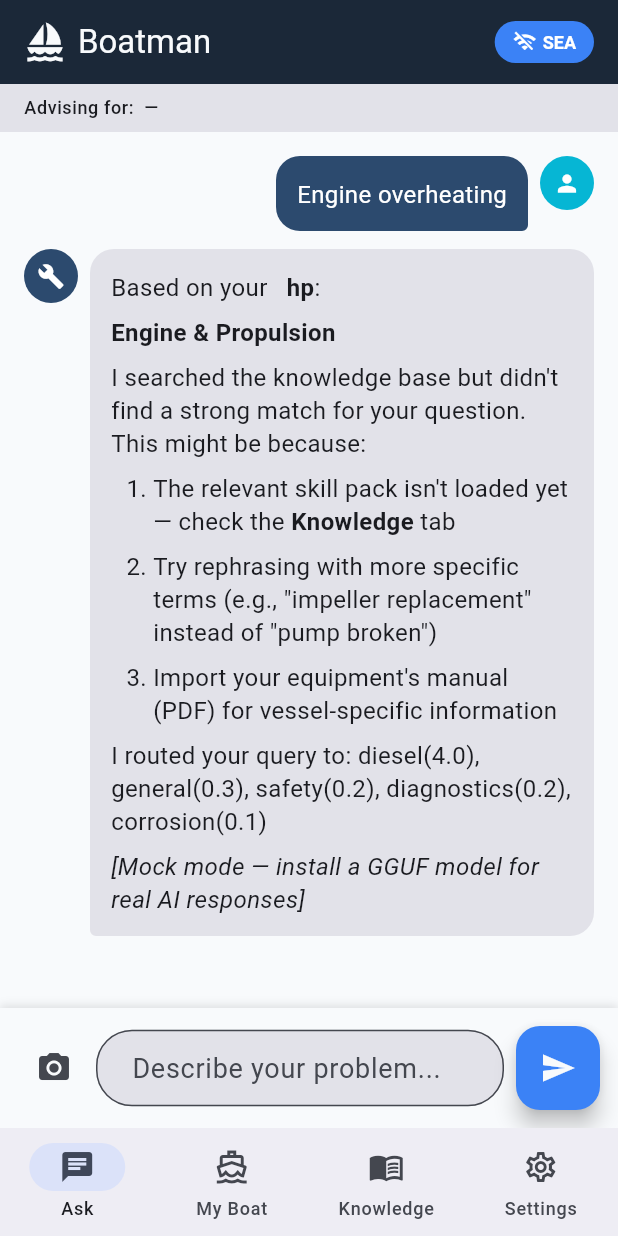
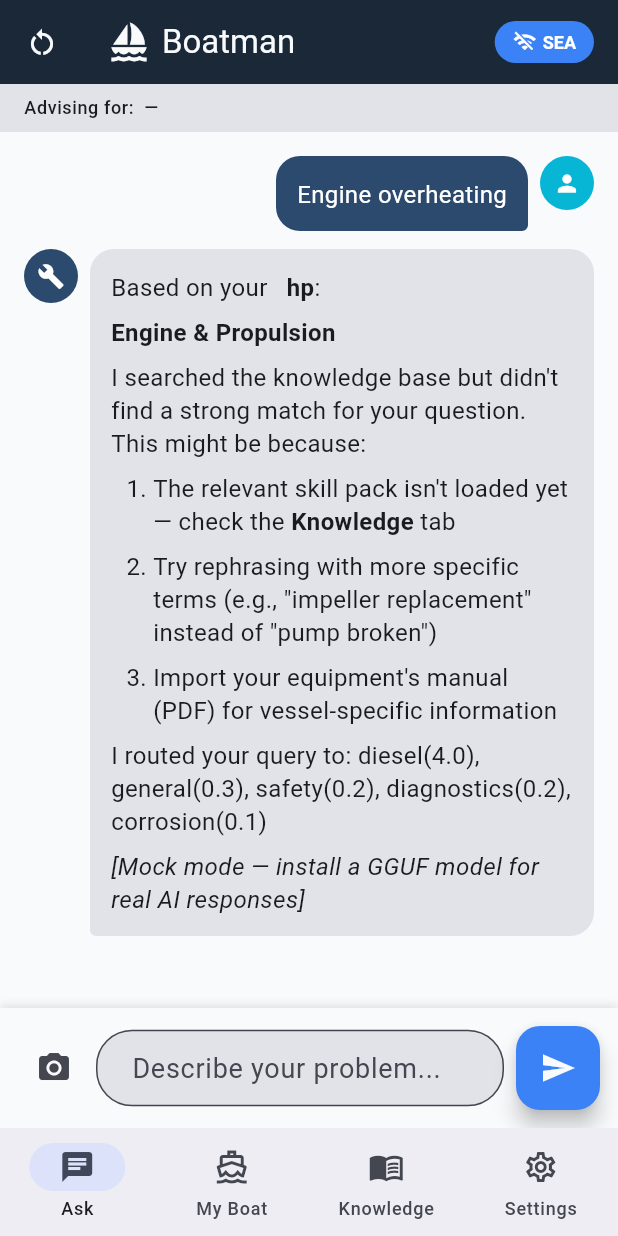
Before and after one commit to Nikolaj-Storm/boatman, a Flutter app: the HomeScreen screen opened directly, after a tap on "Engine overheating", after a tap on "SHORE", on a phone screen of 412 x 824 dp. Run offline on Flutter 3.47's test engine with Material 3 defaults, Android fonts, the phone set to English and light mode, and no system bars; drawn by our look-alikes of flutter_markdown; our stand-ins replace file_picker, image_picker, sqflite; accounts and stored records are empty.

Commit message:
Add clickable knowledge references, chunk context viewer, restart button
Clickable References in Chat:
- AI responses now include [REF:sourceId:chunkIndex:label] links
  instead of "continued in knowledge base" placeholder text
- Chat screen parses REF links into tappable styled buttons
- Each reference shows source icon + label in a highlighted chip
- Tapping opens the ChunkContextScreen for that section
- Additional references listed at bottom for related sections

Chunk Context Screen (chunk_context_screen.dart):
- Opens a manual/skill pack showing ALL sections in reading order
- The referenced chunk is highlighted with a "REFERENCED" badge,
  primary color border, and elevated card
- Auto-scrolls to the focused chunk on open
- Adjacent chunks shown above/below for full manual context
- User can scroll through the entire source document in order
- Tags displayed per section for context

Restart Button:
- Restart icon (top-left of app bar) resets to onboarding
- Confirmation dialog explains what happens
- Preserves data (manuals, skill packs) but re-enters boat setup
- AppState.resetOnboarding() method added

AI Response Improvements:
- Full chunk content shown (no truncation)
- Source attribution line per section
- Related sections listed with clickable references

https://claude.ai/code/session_01LV8RBtTZ5XZvSAMYuhdspt

```diff
--- a/lib/screens/chat_screen.dart
+++ b/lib/screens/chat_screen.dart
@@ -8,6 +8,7 @@ import 'package:boatman/models/chat_message.dart';
 import 'package:boatman/services/ai_service.dart';
 import 'package:boatman/services/database_service.dart';
 import 'package:boatman/services/photo_service.dart';
+import 'package:boatman/screens/chunk_context_screen.dart';
 
 class ChatScreen extends StatefulWidget {
   const ChatScreen({super.key});
@@ -412,6 +413,113 @@ class _ChatScreenState extends State<ChatScreen> {
     );
   }
 
+  /// Build assistant message content, parsing [REF:sourceId:chunkIndex:label] into tappable links
+  Widget _buildAssistantContent(String content) {
+    // Split content by REF links
+    final refPattern = RegExp(r'\[REF:([^:]+):(\d+):([^\]]+)\]');
+    final parts = <Widget>[];
+    int lastEnd = 0;
+
+    for (final match in refPattern.allMatches(content)) {
+      // Add markdown content before this link
+      if (match.start > lastEnd) {
+        final textBefore = content.substring(lastEnd, match.start);
+        if (textBefore.trim().isNotEmpty) {
+          parts.add(MarkdownBody(
+            data: textBefore,
+            styleSheet: MarkdownStyleSheet(
+              p: Theme.of(context).textTheme.bodyMedium,
+            ),
+          ));
+        }
+      }
+
+      // Add the tappable reference link
+      final sourceId = match.group(1)!;
+      final chunkIndex = int.parse(match.group(2)!);
+      final label = match.group(3)!;
+
+      parts.add(
+        Padding(
+          padding: const EdgeInsets.symmetric(vertical: 4),
+          child: InkWell(
+            onTap: () => _openChunkContext(sourceId, chunkIndex),
+            borderRadius: BorderRadius.circular(8),
+            child: Container(
+              padding: const EdgeInsets.symmetric(horizontal: 12, vertical: 8),
+              decoration: BoxDecoration(
+                color: Theme.of(context).colorScheme.primaryContainer.withValues(alpha: 0.4),
+                borderRadius: BorderRadius.circular(8),
+                border: Border.all(
+                  color: Theme.of(context).colorScheme.primary.withValues(alpha: 0.3),
+                ),
+              ),
+              child: Row(
+                mainAxisSize: MainAxisSize.min,
+                children: [
+                  Icon(Icons.menu_book, size: 16,
+                      color: Theme.of(context).colorScheme.primary),
+                  const SizedBox(width: 8),
+                  Flexible(
+                    child: Text(
+                      label,
+                      style: TextStyle(
+                        color: Theme.of(context).colorScheme.primary,
+                        fontWeight: FontWeight.w600,
+                        fontSize: 13,
+                      ),
+                    ),
+                  ),
+                ],
+              ),
+            ),
+          ),
+        ),
+      );
+
+      lastEnd = match.end;
+    }
+
+    // Add remaining content after the last link
+    if (lastEnd < content.length) {
+      final remaining = content.substring(lastEnd);
+      if (remaining.trim().isNotEmpty) {
+        parts.add(MarkdownBody(
+          data: remaining,
+          styleSheet: MarkdownStyleSheet(
+            p: Theme.of(context).textTheme.bodyMedium,
+          ),
+        ));
+      }
+    }
+
+    // If no REF links found, just render as markdown
+    if (parts.isEmpty) {
+      return MarkdownBody(
+        data: content,
+        styleSheet: MarkdownStyleSheet(
+          p: Theme.of(context).textTheme.bodyMedium,
+        ),
+      );
+    }
+
+    return Column(
+      crossAxisAlignment: CrossAxisAlignment.start,
+      children: parts,
+    );
+  }
+
+  void _openChunkContext(String sourceId, int chunkIndex) {
+    Navigator.of(context).push(
+      MaterialPageRoute(
+        builder: (_) => ChunkContextScreen(
+          sourceId: sourceId,
+          focusChunkIndex: chunkIndex,
+        ),
+      ),
+    );
+  }
+
   Widget _buildSuggestionChip(String text, IconData icon) {
     return ActionChip(
       avatar: Icon(icon, size: 16),
@@ -487,12 +595,7 @@ class _ChatScreenState extends State<ChatScreen> {
                       style: const TextStyle(color: Colors.white, fontSize: 16),
                     )
                   else ...[
-                    MarkdownBody(
-                      data: message.content,
-                      styleSheet: MarkdownStyleSheet(
-                        p: Theme.of(context).textTheme.bodyMedium,
-                      ),
-                    ),
+                    _buildAssistantContent(message.content),
                     if (isStreaming)
                       Padding(
                         padding: const EdgeInsets.only(top: 4),
--- a/lib/services/ai_service.dart
+++ b/lib/services/ai_service.dart
@@ -203,49 +203,36 @@ class AiService {
       final buffer = StringBuffer();
       buffer.write(boatCtx);
 
-      // Show routing info
-      final catSummary = categories
-          .where((c) => c.weight > 0.5)
-          .map((c) => _categoryLabels[c.category] ?? c.category)
-          .take(3)
-          .join(', ');
-      buffer.writeln('**Domain:** $catSummary\n');
-
-      // Show the most relevant chunks as the "answer"
+      // Show the most relevant chunks as the answer with full content
       final topChunks = rankedChunks.take(3).toList();
       for (int i = 0; i < topChunks.length; i++) {
         final rc = topChunks[i];
-        final relevance = rc.score > 8
-            ? 'highly relevant'
-            : rc.score > 4
-                ? 'relevant'
-                : 'supplementary';
-        buffer.writeln('### ${rc.chunk.title}');
-        if (rc.chunk.tags.isNotEmpty) {
-          buffer.writeln('_Tags: ${rc.chunk.tags} | Relevance: $relevance (${rc.score.toStringAsFixed(1)})_\n');
-        }
+        final chunk = rc.chunk;
 
-        // Show a useful portion of the chunk content
-        final content = rc.chunk.content;
-        final maxLen = i == 0 ? 800 : 400; // More from the top result
-        if (content.length > maxLen) {
-          // Try to break at a paragraph boundary
-          final cutoff = content.indexOf('\n\n', maxLen ~/ 2);
-          buffer.writeln(content.substring(0, cutoff > 0 ? cutoff : maxLen));
-          buffer.writeln('\n_...continued in knowledge base_\n');
-        } else {
-          buffer.writeln(content);
-          buffer.writeln();
-        }
+        // Section header with source reference link
+        buffer.writeln('### ${chunk.title}');
+        buffer.writeln('_From: ${chunk.sourceId.replaceAll("_", " ")} · ${chunk.category}_\n');
+
+        // Full chunk content — no truncation
+        buffer.writeln(chunk.content);
+        buffer.writeln();
+
+        // Clickable reference link to view this section in context
+        // Format: [REF:sourceId:chunkIndex:label] — parsed by chat screen
+        buffer.writeln('[REF:${chunk.sourceId}:${chunk.chunkIndex}:Read full section in context →]\n');
       }
 
+      // Additional references
       if (rankedChunks.length > 3) {
         buffer.writeln('---');
-        buffer.writeln('_${rankedChunks.length - 3} additional relevant sections found. '
-            'Check the **Knowledge** tab for full details._');
+        buffer.writeln('**Related sections:**\n');
+        for (final rc in rankedChunks.skip(3).take(5)) {
+          buffer.writeln('- [REF:${rc.chunk.sourceId}:${rc.chunk.chunkIndex}:${rc.chunk.title}] _(${rc.chunk.sourceId.replaceAll("_", " ")})_');
+        }
+        buffer.writeln();
       }
 
-      buffer.writeln('\n_[Mock mode — routing & retrieval active, install GGUF model for AI-synthesized answers]_');
+      buffer.writeln('_[Mock mode — routing & retrieval active, install GGUF model for AI-synthesized answers]_');
       return buffer.toString();
     }
 
```
Also changed, not shown: lib/models/app_state.dart (+7 -0 lines), lib/screens/chunk_context_screen.dart (added, +166 -0 lines), lib/screens/home_screen.dart (+44 -1 lines).
